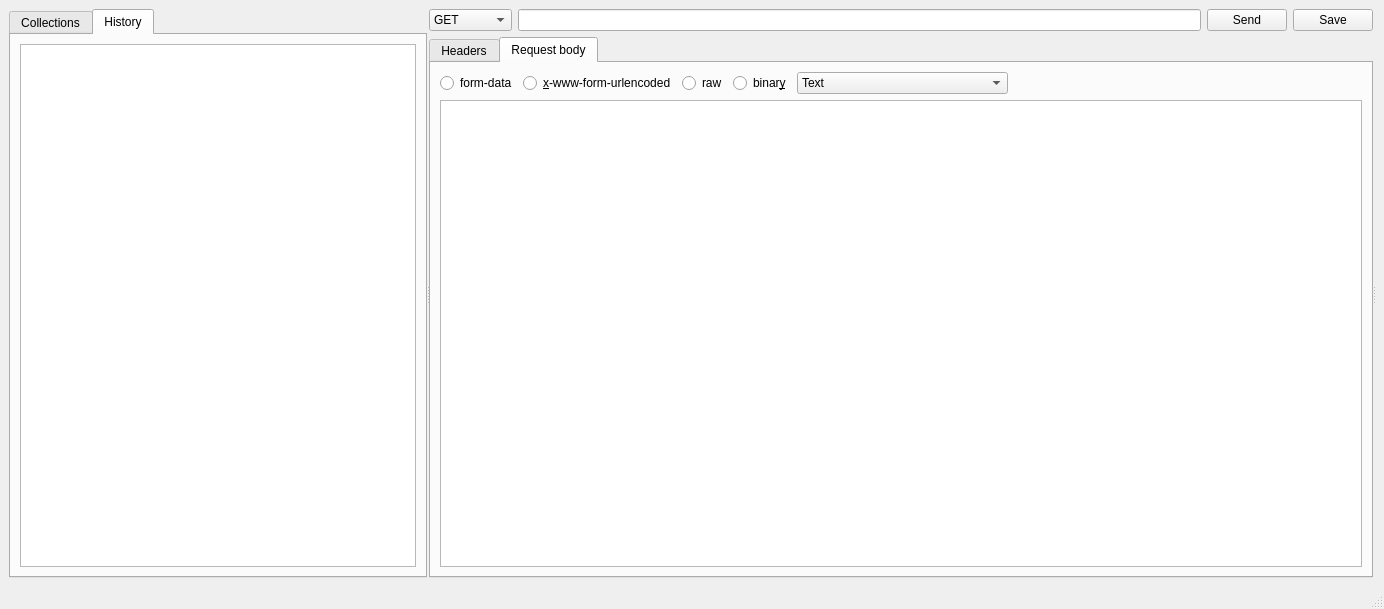
First picture: the form in main.ui, repository LinkedList/qTTp, before the edit.
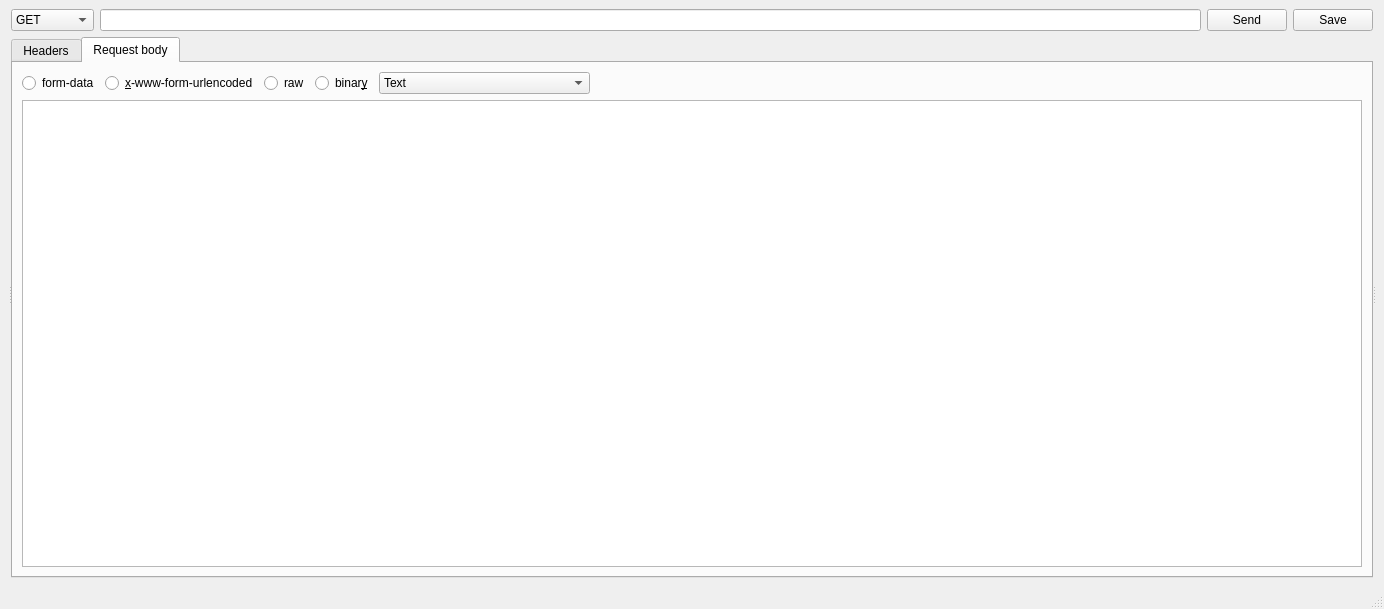
Second picture: the form after the edit. The open tabs and pages were chosen to show the change.

Commit message: Collections/history tabs are now separated

```diff
--- a/main.ui
+++ b/main.ui
@@ -62,49 +62,8 @@
       <property name="handleWidth">
        <number>2</number>
       </property>
-      <widget class="QTabWidget" name="tabWidget">
-       <property name="currentIndex">
-        <number>0</number>
-       </property>
-       <widget class="QWidget" name="collectionsTab">
-        <property name="sizePolicy">
-         <sizepolicy hsizetype="Expanding" vsizetype="Expanding">
-          <horstretch>0</horstretch>
-          <verstretch>0</verstretch>
-         </sizepolicy>
-        </property>
-        <attribute name="title">
-         <string>Collections</string>
-        </attribute>
-        <layout class="QVBoxLayout" name="verticalLayout_2">
-         <item>
-          <widget class="QTreeView" name="collectionsTree"/>
-         </item>
-        </layout>
-       </widget>
-       <widget class="QWidget" name="historyTab">
-        <property name="sizePolicy">
-         <sizepolicy hsizetype="Expanding" vsizetype="Expanding">
-          <horstretch>0</horstretch>
-          <verstretch>0</verstretch>
-         </sizepolicy>
-        </property>
-        <attribute name="title">
-         <string>History</string>
-        </attribute>
-        <layout class="QVBoxLayout" name="verticalLayout_3">
-         <item>
-          <widget class="QTreeView" name="historyList">
-           <property name="sizePolicy">
-            <sizepolicy hsizetype="Expanding" vsizetype="Expanding">
-             <horstretch>0</horstretch>
-             <verstretch>0</verstretch>
-            </sizepolicy>
-           </property>
-          </widget>
-         </item>
-        </layout>
-       </widget>
+      <widget class="QWidget" name="collectionsHistoryLayoutWidget">
+        <layout class="QVBoxLayout" name="collectionsHistoryLayout" />
       </widget>
       <widget class="QSplitter" name="requestSplitter">
        <property name="sizePolicy">
```
The commit also changes 5 other files.
